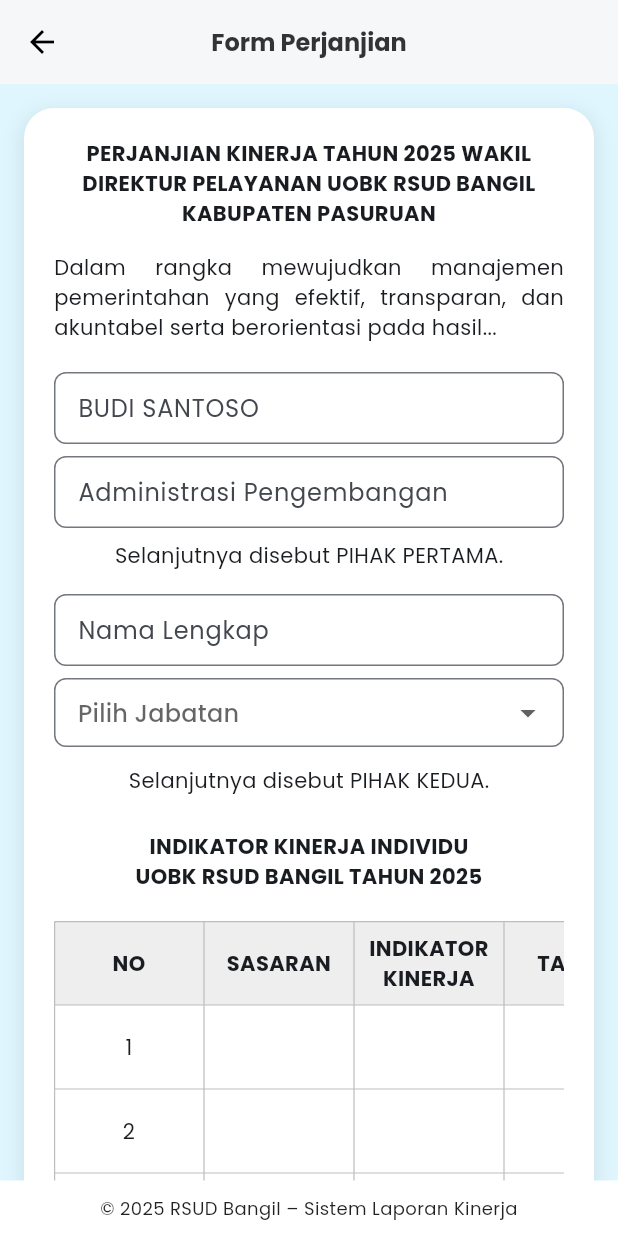
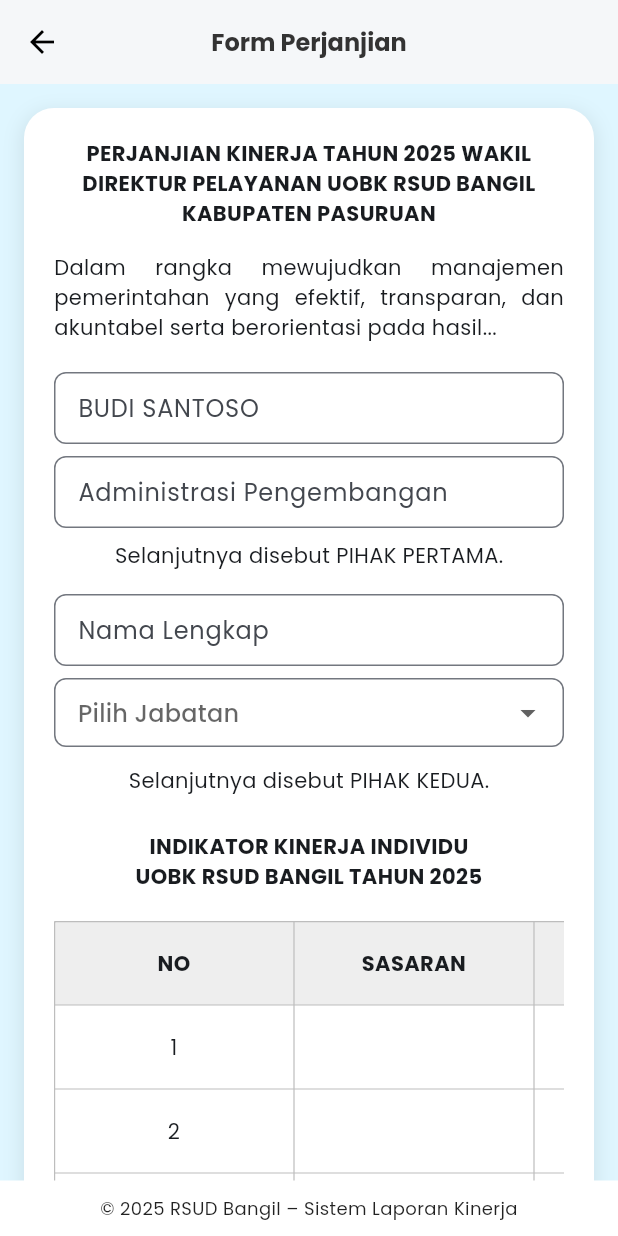
Before and after one commit to Lxtream23/Rsud-Lapkin-Mobile, a Flutter app: the FormPerjanjianPage screen opened by its route, on a phone screen of 412 x 824 dp. Run offline on Flutter 3.47's test engine with Material 3 defaults, Android fonts, the phone set to English and light mode, and no system bars; drawn by our look-alikes of auto_size_text; our stand-ins replace image_picker, supabase_flutter; missing offline and left inert: syncfusion_flutter_signaturepad; accounts and stored records are empty.

Commit message:
improve tabel form perjanjian page

```diff
--- a/lib/features/perjanjian/presentation/pages/form_perjanjian_page.dart
+++ b/lib/features/perjanjian/presentation/pages/form_perjanjian_page.dart
@@ -53,77 +53,73 @@
   }
 
   // ---------- SIMPLE / SAFE TABLE BUILDER ----------
+  List<String> headersB = [
+    "SASARAN",
+    "INDIKATOR KINERJA",
+    "TARGET",
+    "FORMULASI HITUNG",
+    "SUMBER DATA",
+  ];
+
+  List<List<TextEditingController>> dataB = [];
+
   // headers = list header (excludes "NO")
   // data = list of rows, each row must have same length as headers (TextEditingController)
   Widget buildTableSafe({
     required List<String> headers,
     required List<List<TextEditingController>> data,
     bool showNumber = true,
+    double colWidth = 160,
   }) {
-    return LayoutBuilder(
-      builder: (context, constraints) {
-        final availableWidth = constraints.maxWidth.isFinite
-            ? constraints.maxWidth
-            : MediaQuery.of(context).size.width;
-        final totalCols = headers.length + (showNumber ? 1 : 0);
-
-        // minimal column width (boleh disesuaikan)
-        const minColWidth = 100.0;
-
-        // hitung columnWidth: jika layar cukup, pakai pembagian proporsional,
-        // kalau tidak, columnWidth tetap minimal sehingga horizontal scroll muncul.
-        final columnWidth = (availableWidth / totalCols).clamp(
-          minColWidth,
-          double.infinity,
-        );
-
-        // buat map columnWidths untuk Table widget
-        final Map<int, TableColumnWidth> columnWidths = {
-          for (int i = 0; i < totalCols; i++) i: FixedColumnWidth(columnWidth),
-        };
+    // Jika data masih kosong, tampilkan 1 baris
+    if (data.isEmpty) {
+      data.add([
+        for (int i = 0; i < headers.length; i++) TextEditingController(),
+      ]);
+    }
 
     return SingleChildScrollView(
       scrollDirection: Axis.horizontal,
-          child: ConstrainedBox(
-            // pastikan tabel minimal selebar parent sehingga Table dapat menghitung layout
-            constraints: BoxConstraints(minWidth: availableWidth),
+      child: IntrinsicWidth(
         child: Table(
-              columnWidths: columnWidths,
+          columnWidths: {
+            for (int i = 0; i < headers.length + (showNumber ? 1 : 0); i++)
+              i: FixedColumnWidth(colWidth),
+          },
           border: TableBorder.all(color: Colors.grey.shade400, width: 0.8),
           defaultVerticalAlignment: TableCellVerticalAlignment.middle,
           children: [
-                // header row
+            /// -------- HEADER --------
             TableRow(
               decoration: BoxDecoration(color: Colors.grey.shade200),
-                  children:
-                      [
-                        if (showNumber)
-                          _tableHeaderCell("NO")
-                        else
-                          const SizedBox.shrink(),
-                        for (final h in headers)
-                          _tableHeaderCell(h.toUpperCase()),
-                      ].map((w) {
-                        // ensure each header has a widget (no nulls)
-                        return (w is SizedBox && w.child == null)
-                            ? const SizedBox.shrink()
-                            : w;
-                      }).toList(),
+              children: [
+                if (showNumber) _tableHeaderCell("NO"),
+                for (final h in headers) _tableHeaderCell(h),
+              ],
             ),
-                // data rows
+
+            /// -------- DATA ROWS --------
             for (int i = 0; i < data.length; i++)
               TableRow(
                 children: [
                   if (showNumber)
                     _tableBodyCell(
-                          Text('${i + 1}', textAlign: TextAlign.center),
-                        )
-                      else
-                        const SizedBox.shrink(),
+                      Text("${i + 1}", textAlign: TextAlign.center),
+                    ),
+
                   for (int j = 0; j < headers.length; j++)
                     _tableBodyCell(
                       TextField(
                         controller: data[i][j],
+                        onChanged: (_) {
+                          // jika user mengetik di row terakhir → tambah row baru
+                          if (i == data.length - 1) {
+                            data.add([
+                              for (int k = 0; k < headers.length; k++)
+                                TextEditingController(),
+                            ]);
+                          }
+                        },
                         decoration: const InputDecoration(
                           border: InputBorder.none,
                           isDense: true,
@@ -140,8 +136,6 @@
           ],
         ),
       ),
-        );
-      },
     );
   }
 
@@ -165,10 +159,7 @@
     );
   }
 
-  // ---------- versi sederhana untuk tabel triwulan (7 kolom) ----------
-
   /// ================== TABEL TRIWULAN FULL =====================
-  // --- PASTE / REPLACE buildTriwulanCombined dengan ini ---
   Widget buildTriwulanCombined({
     required List<List<TextEditingController>> data,
     required VoidCallback onAddRow,
@@ -545,6 +536,7 @@
   void initState() {
     super.initState();
     addRow(); // tambah baris pertama
+    addEmptyRowB(); // mulai dengan 1 baris saja
   }
 
   void addRow() {
@@ -563,6 +555,23 @@
       if (isLastRow && hasText) {
         // print("Auto create row...");
         addRow();
+      }
+    });
+  }
+
+  void addEmptyRowB() {
+    dataB.add(List.generate(headersB.length, (_) => TextEditingController()));
+  }
+
+  void attachListenersB(int row, int col) {
+    dataB[row][col].addListener(() {
+      final rowIsLast = row == dataB.length - 1;
+      final cellNotEmpty = dataB[row][col].text.trim().isNotEmpty;
+
+      if (rowIsLast && cellNotEmpty) {
+        setState(() {
+          addEmptyRowB(); // otomatis tambahkan baris
+        });
       }
     });
   }
```
Lines whose indentation alone changed are shown as unchanged.
